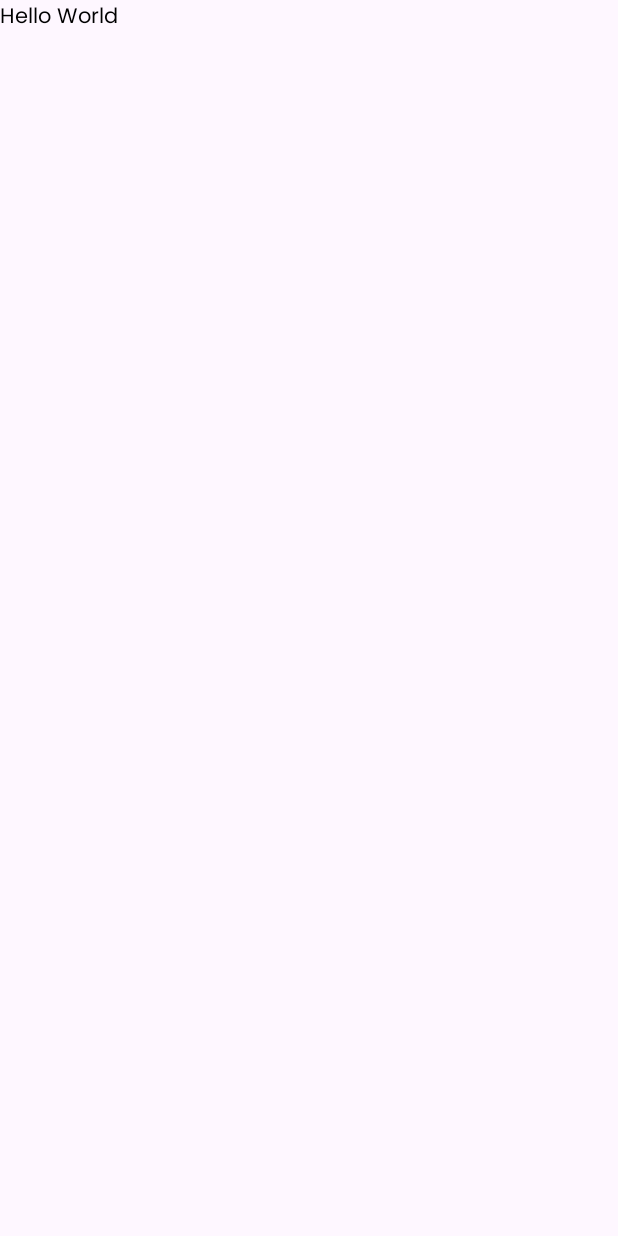
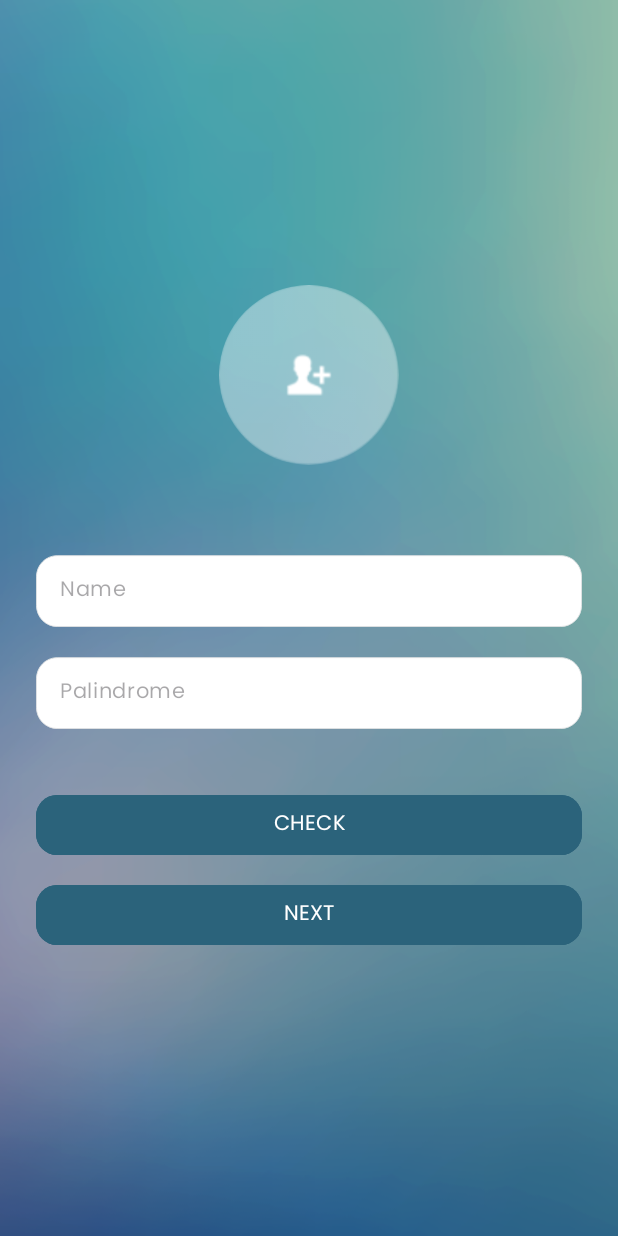
Before and after one commit to PutraGandaD/in-reg-repo, an Android app: the screen it shows after launch (MainActivity), on a phone screen of 412 x 824 dp. Before the commit the screen is almost empty. Run offline under Robolectric (Android 15) with nearby library versions, the phone set to English and light mode, and no system bars; our stand-ins replace CircleImageView, Dagger/Hilt's generated code.

Commit message:
feat(screen) : Added all three screen layout and style

```diff
--- a/app/src/main/java/com/putragandad/regres/ui/firstscreen/FirstScreenFragment.kt
+++ b/app/src/main/java/com/putragandad/regres/ui/firstscreen/FirstScreenFragment.kt
@@ -19,4 +19,8 @@ class FirstScreenFragment : Fragment() {
         _binding = FragmentFirstScreenBinding.inflate(inflater, container, false)
         return binding.root
     }
+
+    override fun onViewCreated(view: View, savedInstanceState: Bundle?) {
+        super.onViewCreated(view, savedInstanceState)
+    }
 }
--- /dev/null
+++ b/app/src/main/res/drawable/bg_edittext.xml
@@ -0,0 +1,14 @@
+<?xml version="1.0" encoding="utf-8"?>
+<vector xmlns:android="http://schemas.android.com/apk/res/android"
+    android:width="310dp"
+    android:height="40dp"
+    android:viewportWidth="310"
+    android:viewportHeight="40">
+    <path
+        android:fillColor="#FFFFFFFF"
+        android:pathData="M0.25 12.12c0-6.49 5.26-11.75 11.75-11.75h286c6.49 0 11.75 5.26 11.75 11.75v15.88c0 6.49-5.26 11.75-11.75 11.75h-286c-6.49 0-11.75-5.26-11.75-11.75z"/>
+    <path
+        android:strokeColor="#FFE2E3E4"
+        android:strokeWidth="0.5"
+        android:pathData="M0.25 12.12c0-6.49 5.26-11.75 11.75-11.75h286c6.49 0 11.75 5.26 11.75 11.75v15.88c0 6.49-5.26 11.75-11.75 11.75h-286c-6.49 0-11.75-5.26-11.75-11.75z"/>
+</vector>
--- /dev/null
+++ b/app/src/main/res/drawable/shadow_line.xml
@@ -0,0 +1,6 @@
+<shape xmlns:android="http://schemas.android.com/apk/res/android">
+    <gradient
+        android:startColor="#1F000000"
+        android:endColor="@android:color/transparent"
+        android:angle="90" />
+</shape>
--- a/app/src/main/res/layout/fragment_first_screen.xml
+++ b/app/src/main/res/layout/fragment_first_screen.xml
@@ -1,14 +1,96 @@
 <?xml version="1.0" encoding="utf-8"?>
-<FrameLayout xmlns:android="http://schemas.android.com/apk/res/android"
+<androidx.constraintlayout.widget.ConstraintLayout xmlns:android="http://schemas.android.com/apk/res/android"
     xmlns:tools="http://schemas.android.com/tools"
     android:layout_width="match_parent"
     android:layout_height="match_parent"
+    android:padding="24dp"
+    xmlns:app="http://schemas.android.com/apk/res-auto"
+    android:background="@drawable/background"
     tools:context=".ui.firstscreen.FirstScreenFragment">
 
-    <!-- TODO: Update blank fragment layout -->
-    <TextView
+    <de.hdodenhof.circleimageview.CircleImageView
+        android:id="@+id/ic_btn_select_photo"
+        android:layout_width="120dp"
+        android:layout_height="120dp"
+        android:scaleType="centerCrop"
+        android:src="@drawable/ic_select_photo"
+        app:layout_constraintStart_toStartOf="parent"
+        app:layout_constraintEnd_toEndOf="parent"
+        app:layout_constraintTop_toTopOf="parent"
+        app:layout_constraintBottom_toTopOf="@id/layout_input_initial_screen"
+        app:layout_constraintVertical_chainStyle="packed"/>
+
+    <LinearLayout
+        android:id="@+id/layout_input_initial_screen"
         android:layout_width="match_parent"
-        android:layout_height="match_parent"
-        android:text="@string/hello_blank_fragment" />
+        android:layout_height="wrap_content"
+        android:orientation="vertical"
+        android:layout_marginTop="60dp"
+        app:layout_constraintStart_toStartOf="parent"
+        app:layout_constraintEnd_toEndOf="parent"
+        app:layout_constraintTop_toBottomOf="@id/ic_btn_select_photo"
+        app:layout_constraintBottom_toBottomOf="parent">
 
-</FrameLayout>
+        <com.google.android.material.textfield.TextInputLayout
+            android:id="@+id/et_name"
+            android:layout_width="match_parent"
+            android:layout_height="wrap_content"
+            android:textColorHint="@color/et_text_hint_color"
+            app:endIconMode="clear_text"
+            app:hintEnabled="false">
+
+            <com.google.android.material.textfield.TextInputEditText
+                android:layout_width="match_parent"
+                android:layout_height="wrap_content"
+                android:padding="12dp"
+                android:hint="Name"
+                android:textSize="14sp"
+                android:background="@drawable/bg_edittext"
+                android:inputType="text" />
+
+        </com.google.android.material.textfield.TextInputLayout>
+
+        <com.google.android.material.textfield.TextInputLayout
+            android:id="@+id/et_palindrome"
+            android:layout_width="match_parent"
+            android:layout_height="wrap_content"
+            android:layout_marginTop="20dp"
+            android:textColorHint="@color/et_text_hint_color"
+            app:endIconMode="clear_text"
+            app:hintEnabled="false">
+
+            <com.google.android.material.textfield.TextInputEditText
+                android:layout_width="match_parent"
+                android:layout_height="wrap_content"
+                android:padding="12dp"
+                android:hint="Palindrome"
+                android:textSize="14sp"
+                android:background="@drawable/bg_edittext"
+                android:inputType="text" />
+
+        </com.google.android.material.textfield.TextInputLayout>
+
+        <com.google.android.material.button.MaterialButton
+            android:id="@+id/btn_checkPalindrome"
+            android:layout_width="match_parent"
+            android:layout_height="wrap_content"
+            app:cornerRadius="14dp"
+            android:text="Check"
+            android:textAllCaps="true"
+            android:backgroundTint="@color/primary_color"
+            android:layout_marginTop="40dp" />
+
+        <com.google.android.material.button.MaterialButton
+            android:id="@+id/btn_next"
+            android:layout_width="match_parent"
+            android:layout_height="wrap_content"
+            app:cornerRadius="14dp"
+            android:text="Next"
+            android:textAllCaps="true"
+            android:backgroundTint="@color/primary_color"
+            android:layout_marginTop="12dp" />
+
+    </LinearLayout>
+
+
+</androidx.constraintlayout.widget.ConstraintLayout>
--- a/app/src/main/res/values/colors.xml
+++ b/app/src/main/res/values/colors.xml
@@ -1,5 +1,8 @@
 <?xml version="1.0" encoding="utf-8"?>
 <resources>
+    <color name="primary_color">#2B637B</color>
+    <color name="email_text_color">#686777</color>
+    <color name="et_text_hint_color">#C8C8CE</color>
     <color name="black">#FF000000</color>
     <color name="white">#FFFFFFFF</color>
 </resources>
```
Also changed, not shown: app/src/main/java/com/putragandad/regres/ui/secondscreen/SecondScreenFragment.kt (added, +60 -0 lines), app/src/main/java/com/putragandad/regres/ui/thirdscreen/ThirdScreenFragment.kt (added, +60 -0 lines), app/src/main/res/drawable/ic_back_topappbar.xml (added, +13 -0 lines), app/src/main/res/layout/fragment_second_screen.xml (added, +100 -0 lines), app/src/main/res/layout/fragment_third_screen.xml (added, +110 -0 lines), app/src/main/res/layout/item_rv_userdata.xml (added, +66 -0 lines), app/src/main/res/values/dimens.xml (added, +19 -0 lines), app/src/main/res/drawable/background.png (added), app/src/main/res/drawable/ic_select_photo.png (added), app/src/main/res/drawable/iv_user_picture_placeholder_test.png (added).
